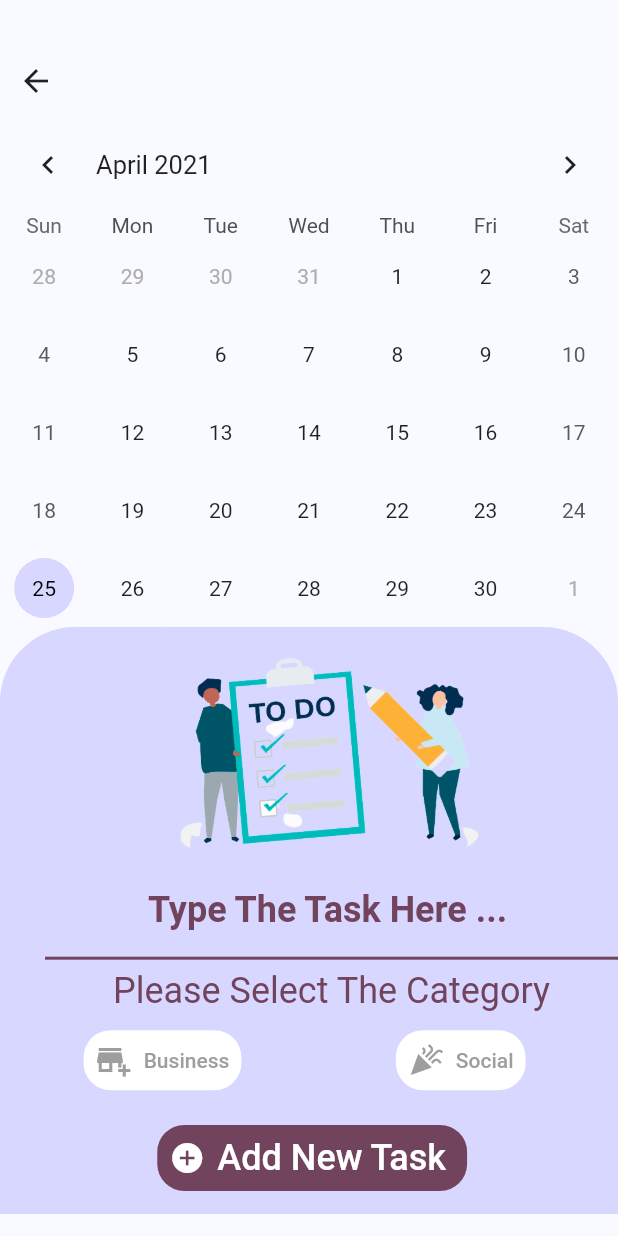
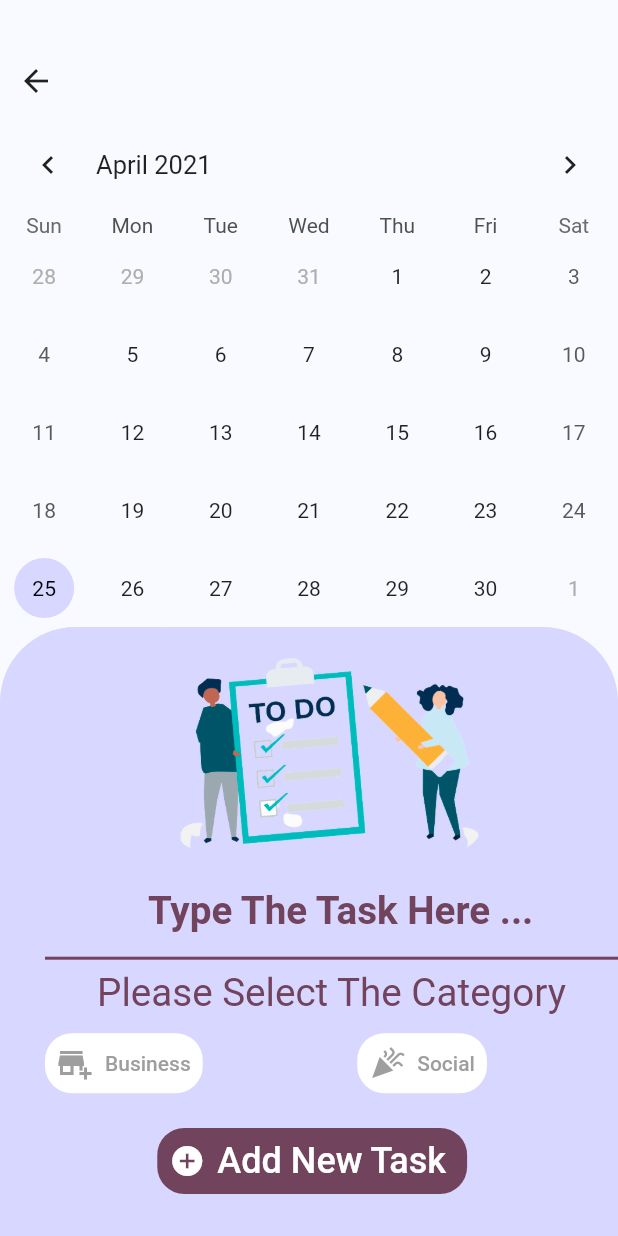
Before and after one commit to ketowk/todo_list, a Flutter app: the screen it shows after launch, after a tap on the "add" icon, on a phone screen of 412 x 824 dp. Run offline on Flutter 3.47's test engine with Material 2 defaults, Android fonts, the phone set to English and light mode, and no system bars; drawn by our look-alikes of table_calendar; our stand-ins replace flutter_local_notifications, percent_indicator, sqflite; accounts and stored records are empty.

Commit message:
dynamic design improvements

```diff
--- a/lib/add_item_page.dart
+++ b/lib/add_item_page.dart
@@ -85,7 +85,7 @@ class _AddItemPageState extends State<AddItemPage> {
               Container(
                 padding: EdgeInsets.only(left: 30),
                 width: MediaQuery.of(context).size.width,
-                height: MediaQuery.of(context).size.height * 0.475,
+                height: MediaQuery.of(context).size.height * 0.6,
                 decoration: BoxDecoration(
                   borderRadius: BorderRadius.only(
                       topLeft: Radius.circular(50),
@@ -113,7 +113,7 @@ class _AddItemPageState extends State<AddItemPage> {
                                 hintText: "Type The Task Here ...",
                                 hintStyle: TextStyle(
                                     color: Color(0xFF72435C),
-                                    fontSize: 24.0,
+                                    fontSize: MediaQuery.of(context).size.width / 16,
                                     fontWeight: FontWeight.bold),
                                 //border: InputBorder.none,
                                 focusedBorder: InputBorder.none,
@@ -132,16 +132,13 @@ class _AddItemPageState extends State<AddItemPage> {
                           padding: const EdgeInsets.only(bottom: 8.0),
                           child: Text(
                             "Please Select The Category",
-                            style: TextStyle(color: Color(0xFF72435C), fontSize: 24),
+                            style: TextStyle(color: Color(0xFF72435C), fontSize: MediaQuery.of(context).size.width / 16),
                           ),
                         ),
                         Row(
                           crossAxisAlignment: CrossAxisAlignment.center,
                           children: [
-                            Padding(
-                              padding: EdgeInsets.only(
-                                  left: MediaQuery.of(context).size.width / 16),
-                              child: TextButton.icon(
+                             TextButton.icon(
                                   style: ButtonStyle(
                                       backgroundColor:
                                           MaterialStateProperty.all<Color>(
@@ -170,7 +167,7 @@ class _AddItemPageState extends State<AddItemPage> {
                                       style: TextStyle(
                                         color: textColorBusiness,
                                       ))),
-                            ),
+
                             Padding(
                               padding: EdgeInsets.only(
                                   left: MediaQuery.of(context).size.width / 4),
--- a/lib/home_page.dart
+++ b/lib/home_page.dart
@@ -173,9 +173,7 @@ class _HomePageState extends State<HomePage> with TickerProviderStateMixin {
                             padding: const EdgeInsets.all(24.0),
                             child: Row(
                               children: [
-                                Padding(
-                                  padding: EdgeInsets.only(left: MediaQuery.of(context).size.width / 36),
-                                  child: Card(
+                                  Card(
                                       elevation: 5,
                                       shape: RoundedRectangleBorder(
                                         borderRadius: BorderRadius.circular(25),
@@ -191,32 +189,30 @@ class _HomePageState extends State<HomePage> with TickerProviderStateMixin {
                                           child: Column(children: [
 
                                             Container(
-                                                //height: MediaQuery.of(context).size.height * 0.2,
+                                                height: MediaQuery.of(context).size.height * 0.1,
+                                                alignment: Alignment.topCenter,
+                                                //wdi
                                                 child: Image.asset(
                                                     "assets/images/business_icon.png")),
-                                            Padding(
-                                              padding: const EdgeInsets.only(
-                                                  top: 8.0, bottom: 8.0),
-                                              child: Align(
+
+                                          Align(
                                               alignment: Alignment.center,
                                               child: Text(
                                                   businessTasks.toString() +
                                                       " Tasks",
                                                       style: TextStyle(
-                                                      color: Colors.white, fontSize: 24),
-                                                ),
-                                              ),
+                                                    color: Colors.white, fontSize:  MediaQuery.of(context).size.width / 24)),
+
                                           ),
                                             CircularPercentIndicator(
-                                              radius: 60,
+                                            radius:  MediaQuery.of(context).size.width / 8,
                                             lineWidth: 5.0,
-                                              percent: businessPercent,
-                                              center: new Text(businessPc.toString(),style: TextStyle(color: Colors.white),),
+                                            percent: 0.5,
+                                            center: new Text("50%",style: TextStyle(color: Colors.white,fontSize: MediaQuery.of(context).size.width / 32),),
                                             progressColor:
                                                 Colors.green,
                                           )
                                           ]))),
-                                ),
                                 Card(
                                     elevation: 5,
                                     shape: RoundedRectangleBorder(
@@ -231,25 +227,22 @@ class _HomePageState extends State<HomePage> with TickerProviderStateMixin {
                                             MediaQuery.of(context).size.height /
                                                 4.5,
                                         child: Column(children: [
-                                          Padding(
-                                            padding: const EdgeInsets.only(top: 8.0),
-                                            child: Container(
-                                                //height: MediaQuery.of(context).size.height * 0.2,
+
+                                            Container(
+                                                height: MediaQuery.of(context).size.height * 0.1,
+                                                alignment: Alignment.topCenter,
                                                 //wdi
                                                 child: Image.asset(
                                                     "assets/images/social_icon.png")),
-                                          ),
-                                          Padding(
-                                            padding: const EdgeInsets.only(
-                                                top: 16.0, bottom: 8.0),
-                                            child: Align(
+
+                                          Align(
                                               alignment: Alignment.center,
                                               child: Text(
                                                   socialTasks.toString() +
                                                       " Tasks",
                                                       style: TextStyle(
-                                                    color: Colors.white, fontSize: 24)),
-                                            ),
+                                                    color: Colors.white, fontSize:  MediaQuery.of(context).size.width / 24)),
+
                                           ),
                                           /*Padding(
                                             padding: const EdgeInsets.only(
@@ -266,10 +259,10 @@ class _HomePageState extends State<HomePage> with TickerProviderStateMixin {
                                             ),
                                           ),*/
                                           CircularPercentIndicator(
-                                            radius: 60,
+                                            radius:  MediaQuery.of(context).size.width / 8,
                                             lineWidth: 5.0,
                                             percent: 0.5,
-                                            center: new Text("50%",style: TextStyle(color: Colors.white),),
+                                            center: new Text("50%",style: TextStyle(color: Colors.white,fontSize: MediaQuery.of(context).size.width / 32),),
                                             progressColor:
                                                 Colors.green,
                                           )
--- a/lib/selectable_list_item.dart
+++ b/lib/selectable_list_item.dart
@@ -103,7 +103,7 @@ class _SelectableListItemWidgetState extends State<SelectableListItemWidget>
                   Column(
                     children: [
                       Padding(
-                        padding: const EdgeInsets.only(left: 8.0, top: 16.0),
+                        padding: EdgeInsets.only(left: 8.0 , top: MediaQuery.of(context).size.height * 0.004),
                         child: Text(lastTitle,
                               style: TextStyle(
                                   decoration: _isSelected
--- a/pubspec.yaml
+++ b/pubspec.yaml
@@ -36,6 +36,7 @@ dependencies:
   flutter_local_notifications: ^5.0.0+1
   provider: ^5.0.0
   dotted_border: ^2.0.0
+  android_alarm_manager: ^2.0.0
 
 dev_dependencies:
   flutter_test:
```
Also changed, not shown: pubspec.lock, 6 other files. Lines whose indentation alone changed are shown as unchanged.
